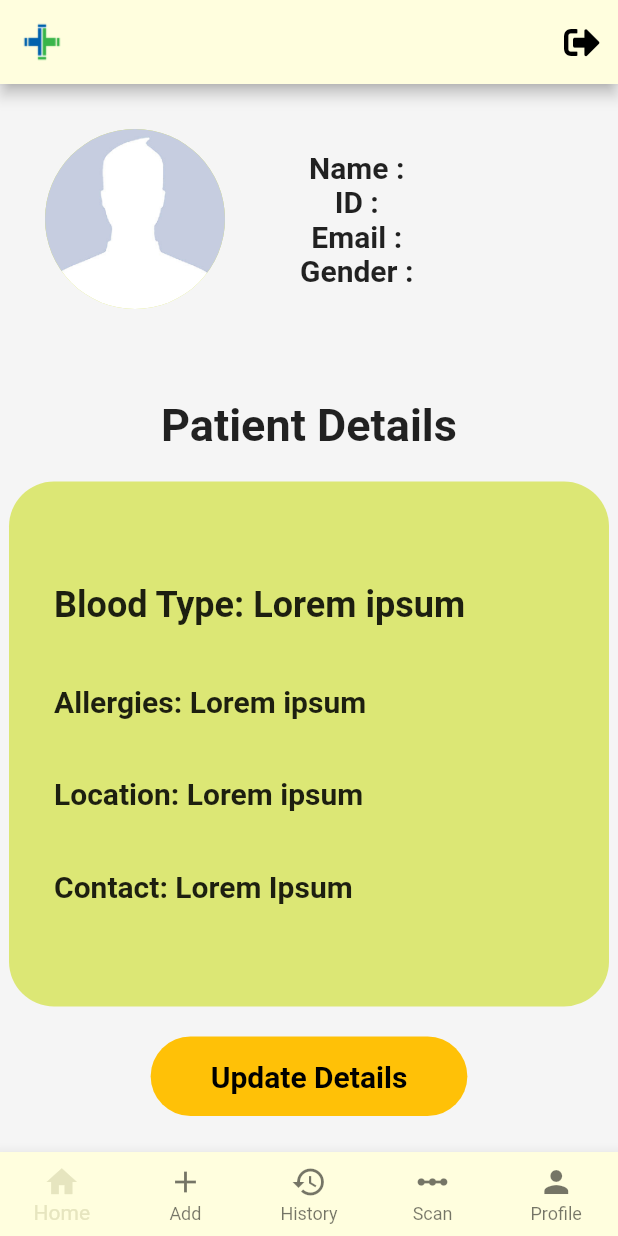
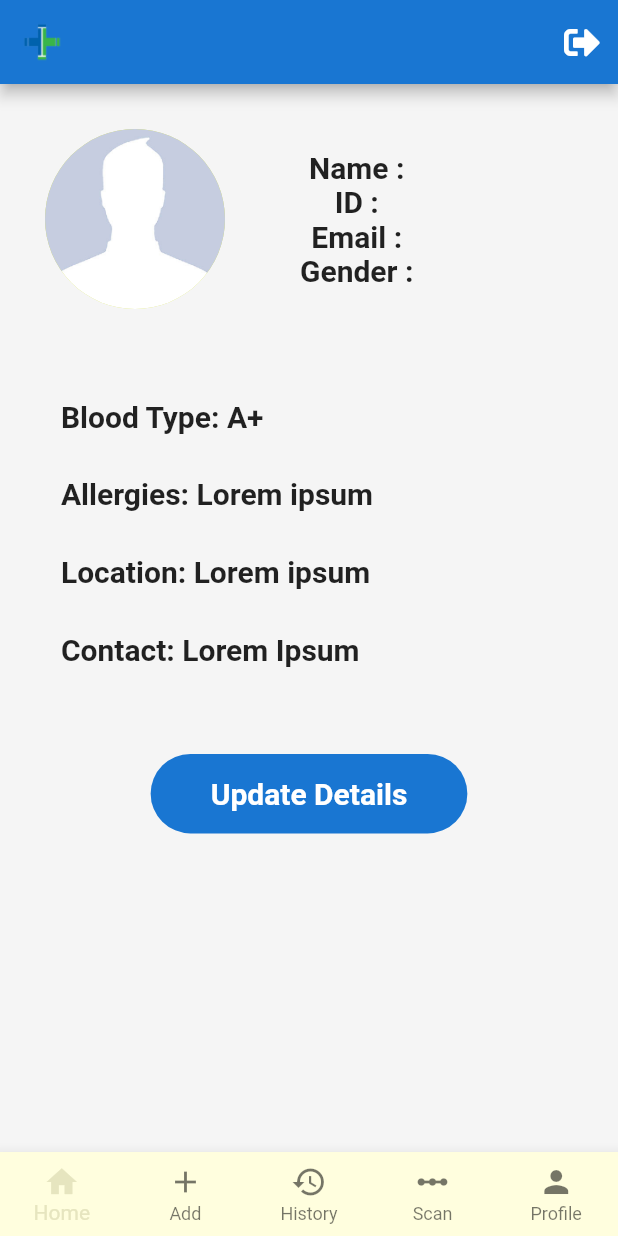
Before and after one commit to Khaalidsub/medcom, a Flutter app: the PatientProfile screen opened directly, on a phone screen of 412 x 824 dp. Run offline on Flutter 3.47's test engine with Material 2 defaults, Android fonts, the phone set to English and light mode, and no system bars; our stand-ins replace charts_flutter, font_awesome_flutter.

Commit message:
adjusted resposiveness

```diff
--- a/health_app/lib/src/app.dart
+++ b/health_app/lib/src/app.dart
@@ -1,14 +1,15 @@
 import 'package:flutter/material.dart';
-import 'package:health_app/src/screens/hospitalScreens/profile.dart';
+import 'package:flutter/rendering.dart';
+import 'package:health_app/src/screens/patientScreens/profile.dart';
 import 'package:health_app/src/screens/patientScreens/scan.dart';
-import 'package:health_app/src/screens/patientScreens/home.dart';
+import 'package:health_app/src/screens/patientScreens/profile.dart';
 
 class App extends StatelessWidget {
   @override
   Widget build(BuildContext context) {
     return MaterialApp(
       theme: ThemeData.light(),
-      home: Scan(),
+      home: PatientProfile(),
     );
   }
 }
--- a/health_app/lib/src/screens/patientScreens/profile.dart
+++ b/health_app/lib/src/screens/patientScreens/profile.dart
@@ -7,6 +7,8 @@ import 'package:health_app/src/screens/widgets/bottom_navigation.dart';
 class PatientProfile extends StatelessWidget {
   @override
   Widget build(BuildContext context) {
+    MediaQueryData queryData = MediaQuery.of(context);
+    double width = queryData.size.width;
     return Material(
       child: Scaffold(
         backgroundColor: Colors.grey[100],
@@ -16,18 +18,20 @@ class PatientProfile extends StatelessWidget {
             IconButton(
                 icon: Icon(
                   FontAwesomeIcons.signOutAlt,
-                  color: Colors.black,
+                  color: Colors.white,
                 ),
                 onPressed: null)
           ],
-          backgroundColor: Color(0xffFFFEDE),
+          backgroundColor: Colors.blue[700],
         ),
-        body: Column(
+        body: SingleChildScrollView(
+          child: Container(
+            child: Column(
               children: <Widget>[
                 Padding(
                   padding: const EdgeInsets.only(left: 30),
                   child: Container(
-                margin: EdgeInsets.fromLTRB(0, 30, 0, 60),
+                    margin: EdgeInsets.fromLTRB(0, 30, 0, 20),
                     child: Row(
                       children: <Widget>[
                         CircleAvatar(
@@ -71,29 +75,28 @@ class PatientProfile extends StatelessWidget {
                     ),
                   ),
                 ),
-            Text(
-              "Patient Details",
-              textAlign: TextAlign.center,
-              style: TextStyle(fontWeight: FontWeight.bold, fontSize: 30),
-            ),
                 Container(
-              decoration: BoxDecoration(
-                color: Colors.lime[300],
-                borderRadius: BorderRadius.all(Radius.circular(30.0)),
-              ),
                   margin: EdgeInsets.fromLTRB(0, 20, 0, 20),
-              width: 400,
-              height: 350,
-              padding: EdgeInsets.all(30),
+                  width: width * 0.9,
+                  height: queryData.size.height * .4,
+                  padding: EdgeInsets.all(20),
                   child: Column(
-                mainAxisAlignment: MainAxisAlignment.spaceEvenly,
+                    mainAxisAlignment: MainAxisAlignment.spaceBetween,
                     //*** Adjust overflow thing in the container**/
                     children: <Widget>[
                       Row(
+                        mainAxisAlignment: MainAxisAlignment.start,
                         children: <Widget>[
-                      Text("Blood Type: Lorem ipsum",
+                          Text(
+                            "Blood Type: ",
                             style: TextStyle(
-                              fontWeight: FontWeight.bold, fontSize: 24))
+                                fontWeight: FontWeight.bold, fontSize: 20),
+                          ),
+                          Text(
+                            'A+',
+                            style: TextStyle(
+                                fontWeight: FontWeight.bold, fontSize: 20),
+                          ),
                         ],
                       ),
                       Row(
@@ -117,9 +120,9 @@ class PatientProfile extends StatelessWidget {
                               style: TextStyle(
                                   fontWeight: FontWeight.bold, fontSize: 20)),
                         ],
-                  )
-                ],
                       ),
+                      SizedBox(
+                        height: 0,
                       ),
                       RaisedButton(
                         shape: RoundedRectangleBorder(
@@ -130,17 +133,23 @@ class PatientProfile extends StatelessWidget {
                           ),
                         ),
                         onPressed: null,
-              disabledColor: Colors.amber,
-              padding: EdgeInsets.symmetric(horizontal: 40, vertical: 15),
+                        disabledColor: Colors.blue[700],
+                        padding:
+                            EdgeInsets.symmetric(horizontal: 40, vertical: 15),
                         child: Text(
                           "Update Details",
                           style: TextStyle(
-                    color: Colors.black,
+                              color: Colors.white,
                               fontWeight: FontWeight.bold,
                               fontSize: 20),
                         ),
-            )
+                      ),
                     ],
+                  ),
+                ),
+              ],
+            ),
+          ),
         ),
         bottomNavigationBar: BottomNavigation(),
       ),
```
Lines whose indentation alone changed are shown as unchanged.
